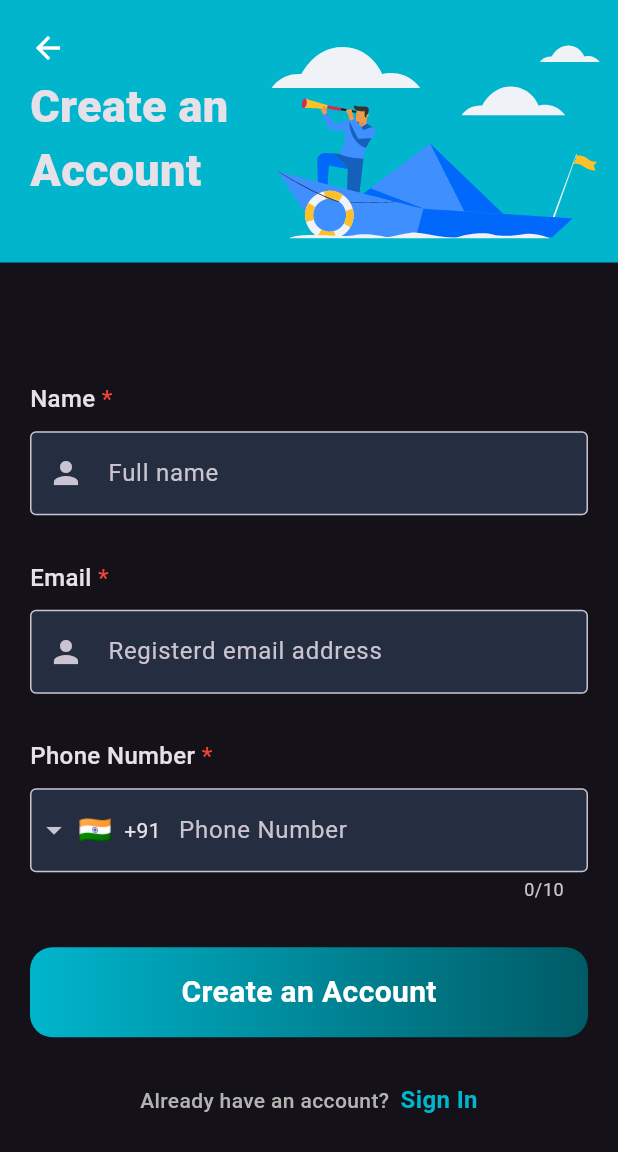
After one commit to AbhinandhanaPU/houseboat_booking_app, a Flutter app: the screen it shows after launch, after a tap on "Sign Up", on a phone screen of 412 x 824 dp. The commit adds this screen. Shown: the top 1152 px of the screen. Run offline on Flutter 3.47's test engine with Material 3 defaults, Android fonts, the phone set to English and light mode, and no system bars; drawn by our look-alikes of intl_phone_field; our stand-ins replace connectivity_plus, file_picker, image_picker, lottie, permission_handler.

Commit message:
SIGN UP SCREEN

```diff
--- a/lib/app/utils/validations.dart
+++ b/lib/app/utils/validations.dart
@@ -1,3 +1,7 @@
+import 'dart:async';
+
+import 'package:intl_phone_field/phone_number.dart';
+
 class Validations {
   /// Validates if the given string is a valid email.
   static String? validateEmail(String? value) {
@@ -25,12 +29,12 @@ class Validations {
   }
 
   /// Validates if the given string is a valid phone number.
-  static String? validatePhoneNumber(String? value) {
-    if (value == null || value.isEmpty) {
+  static FutureOr<String?> validatePhoneNumber(PhoneNumber? phone) {
+    if (phone == null || phone.number.isEmpty) {
       return 'Phone number cannot be empty';
     }
-    final RegExp phoneRegex = RegExp(r"^(?:[+0]9)?[0-9]{10,12}$");
-    if (!phoneRegex.hasMatch(value)) {
+    final RegExp phoneRegex = RegExp(r"^[0-9]{10,12}$");
+    if (!phoneRegex.hasMatch(phone.number)) {
       return 'Enter a valid phone number';
     }
     return null;
--- a/lib/app/views/auth_screens/login_screen.dart
+++ b/lib/app/views/auth_screens/login_screen.dart
@@ -1,5 +1,7 @@
+import 'package:flutter/gestures.dart';
 import 'package:flutter/material.dart';
 import 'package:houseboat_booking/app/utils/colors.dart';
+import 'package:houseboat_booking/app/views/auth_screens/signup_screen.dart';
 import 'package:houseboat_booking/app/views/auth_screens/welcome_widget.dart';
 import 'package:houseboat_booking/app/widgets/colored_button.dart';
 import 'package:houseboat_booking/app/widgets/phone_no_field.dart';
@@ -17,6 +19,7 @@ class LoginScreen extends StatelessWidget {
           children: [
             // welcome text with lottie animation
             WelcomeWidget(
+              height: 163,
               mainText: 'Welcome\nBack!',
               subText: 'Login into your acoount',
             ),
@@ -77,11 +80,11 @@ class LoginScreen extends StatelessWidget {
                         controller: TextEditingController(),
                       ),
                       CustomcoloredButton(
-                        text: 'Submit',
+                        text: 'Get OTP',
                         height: 60,
                         width: double.infinity,
                       ),
-                      const Text.rich(
+                      Text.rich(
                         textAlign: TextAlign.center,
                         TextSpan(
                           children: [
@@ -99,6 +102,14 @@ class LoginScreen extends StatelessWidget {
                                 fontWeight: FontWeight.bold,
                                 color: AppColors.lightPrimary,
                               ),
+                              recognizer: TapGestureRecognizer()
+                                ..onTap = () {
+                                  Navigator.push(
+                                    context,
+                                    MaterialPageRoute(
+                                        builder: (context) => SignUpScreen()),
+                                  );
+                                },
                             ),
                           ],
                         ),
--- /dev/null
+++ b/lib/app/views/auth_screens/signup_screen.dart
@@ -0,0 +1,125 @@
+import 'package:flutter/gestures.dart';
+import 'package:flutter/material.dart';
+import 'package:houseboat_booking/app/utils/colors.dart';
+import 'package:houseboat_booking/app/utils/validations.dart';
+import 'package:houseboat_booking/app/views/auth_screens/login_screen.dart';
+import 'package:houseboat_booking/app/views/auth_screens/welcome_widget.dart';
+import 'package:houseboat_booking/app/widgets/colored_button.dart';
+import 'package:houseboat_booking/app/widgets/custom_textfield_with_label.dart';
+import 'package:houseboat_booking/app/widgets/phone_no_field.dart';
+
+class SignUpScreen extends StatelessWidget {
+  const SignUpScreen({super.key});
+
+  @override
+  Widget build(BuildContext context) {
+    final formKey = GlobalKey<FormState>();
+
+    return SafeArea(
+      child: Scaffold(
+        body: Column(
+          children: [
+            // intro container
+            WelcomeWidget(
+              height: 175,
+              mainText: 'Create an \nAccount',
+            ),
+
+            // expanded space for signup form
+            Expanded(
+              child: Padding(
+                padding: const EdgeInsets.symmetric(horizontal: 20),
+                child: Form(
+                  key: formKey,
+                  child: Column(
+                    spacing: 30,
+                    mainAxisAlignment: MainAxisAlignment.center,
+                    children: [
+                      CustomTextfieldWithLabel(
+                        text: 'Name',
+                        hintText: 'Full name',
+                        prefixIcon: Icon(Icons.person),
+                        controller: TextEditingController(),
+                        validator: Validations.validateName,
+                      ),
+                      CustomTextfieldWithLabel(
+                        text: 'Email',
+                        hintText: 'Registerd email address',
+                        prefixIcon: Icon(Icons.person),
+                        controller: TextEditingController(),
+                        validator: Validations.validateEmail,
+                      ),
+                      Column(
+                        spacing: 10,
+                        children: [
+                          Row(
+                            children: [
+                              Text(
+                                'Phone Number',
+                                style: TextStyle(
+                                  fontSize: 16,
+                                  fontWeight: FontWeight.w500,
+                                ),
+                              ),
+                              Text(
+                                ' *',
+                                style: TextStyle(
+                                  fontSize: 16,
+                                  fontWeight: FontWeight.w500,
+                                  color: AppColors.errorColor,
+                                ),
+                              ),
+                            ],
+                          ),
+                          PhoneNumberField(
+                            controller: TextEditingController(),
+                            validator: Validations.validatePhoneNumber,
+                          ),
+                        ],
+                      ),
+                      CustomcoloredButton(
+                        text: 'Create an Account',
+                        height: 60,
+                        width: double.infinity,
+                      ),
+                      Text.rich(
+                        textAlign: TextAlign.center,
+                        TextSpan(
+                          children: [
+                            TextSpan(
+                              text: "Already have an account?  ",
+                              style: TextStyle(
+                                fontWeight: FontWeight.w500,
+                                color: AppColors.lightGrey,
+                              ),
+                            ),
+                            TextSpan(
+                              text: "Sign In",
+                              style: TextStyle(
+                                fontSize: 16,
+                                fontWeight: FontWeight.bold,
+                                color: AppColors.lightPrimary,
+                              ),
+                              recognizer: TapGestureRecognizer()
+                                ..onTap = () {
+                                  Navigator.push(
+                                    context,
+                                    MaterialPageRoute(
+                                        builder: (context) => LoginScreen()),
+                                  );
+                                },
+                            ),
+                          ],
+                        ),
+                      ),
+                    ],
+                  ),
+                ),
+              ),
+            )
+          ],
+        ),
+      ),
+    );
+  }
+}
--- a/lib/app/views/auth_screens/welcome_screen.dart
+++ b/lib/app/views/auth_screens/welcome_screen.dart
@@ -1,6 +1,7 @@
 import 'package:flutter/material.dart';
 import 'package:houseboat_booking/app/utils/colors.dart';
 import 'package:houseboat_booking/app/views/auth_screens/login_screen.dart';
+import 'package:houseboat_booking/app/views/auth_screens/signup_screen.dart';
 import 'package:houseboat_booking/app/widgets/lottie_animation_widget.dart';
 
 class WelcomeScreen extends StatelessWidget {
@@ -83,6 +84,14 @@ class WelcomeScreen extends StatelessWidget {
                     child: Row(
                       children: [
                         Expanded(
+                          child: GestureDetector(
+                            onTap: () {
+                              Navigator.push(
+                                  context,
+                                  MaterialPageRoute(
+                                    builder: (context) => SignUpScreen(),
+                                  ));
+                            },
                             child: Container(
                               decoration: BoxDecoration(
                                 borderRadius: BorderRadius.circular(50),
@@ -102,6 +111,7 @@ class WelcomeScreen extends StatelessWidget {
                                     color: AppColors.whiteColor,
                                     fontSize: 22,
                                     fontWeight: FontWeight.w600,
+                                  ),
                                 ),
                               ),
                             ),
--- a/lib/app/views/auth_screens/welcome_widget.dart
+++ b/lib/app/views/auth_screens/welcome_widget.dart
@@ -5,17 +5,19 @@ import 'package:houseboat_booking/app/widgets/lottie_animation_widget.dart';
 class WelcomeWidget extends StatelessWidget {
   final String mainText;
   final String? subText;
+  final double height;
 
   const WelcomeWidget({
     super.key,
     required this.mainText,
     this.subText,
+    required this.height,
   });
 
   @override
   Widget build(BuildContext context) {
     return Container(
-      height: 165,
+      height: height,
       width: double.infinity,
       color: AppColors.lightPrimary,
       padding: EdgeInsets.only(left: 20, top: 20),
--- /dev/null
+++ b/lib/app/widgets/custom_textfield_with_label.dart
@@ -0,0 +1,80 @@
+import 'package:flutter/material.dart';
+import 'package:houseboat_booking/app/utils/colors.dart';
+
+class CustomTextfieldWithLabel extends StatelessWidget {
+  final String text;
+  final String hintText;
+  final String? helperText;
+  final Icon? prefixIcon;
+  final Icon? suffixIcon;
+  final TextEditingController controller;
+  final String? Function(String?)? validator;
+  final TextInputType? keyboardType;
+  final int maxLines;
+  final bool obscureText;
+
+  const CustomTextfieldWithLabel({
+    super.key,
+    required this.text,
+    required this.hintText,
+    this.helperText,
+    this.prefixIcon,
+    this.suffixIcon,
+    required this.controller,
+    this.validator,
+    this.keyboardType,
+    this.maxLines = 1,
+    this.obscureText = false,
+  });
+
+  @override
+  Widget build(BuildContext context) {
+    return Column(
+      spacing: 10,
+      children: [
+        Row(
+          children: [
+            Text(
+              text,
+              style: TextStyle(
+                fontSize: 16,
+                fontWeight: FontWeight.w500,
+              ),
+            ),
+            Text(
+              ' *',
+              style: TextStyle(
+                fontSize: 16,
+                fontWeight: FontWeight.w500,
+                color: AppColors.errorColor,
+              ),
+            ),
+          ],
+        ),
+        TextFormField(
+          controller: controller,
+          validator: validator,
+          keyboardType: keyboardType,
+          maxLines: maxLines,
+          obscureText: obscureText,
+          obscuringCharacter: '*',
+          decoration: InputDecoration(
+            filled: true,
+            fillColor: AppColors.backgroundSecondary,
+            border: OutlineInputBorder(),
+            hintText: hintText,
+            prefixIcon: prefixIcon,
+            suffixIcon: suffixIcon,
+            helperText: helperText,
+            focusedBorder: OutlineInputBorder(
+              borderSide: BorderSide(
+                color: AppColors.lightPrimary,
+                width: 2,
+              ),
+            ),
+          ),
+        )
+      ],
+    );
+  }
+}
```
Lines whose indentation alone changed are shown as unchanged.
